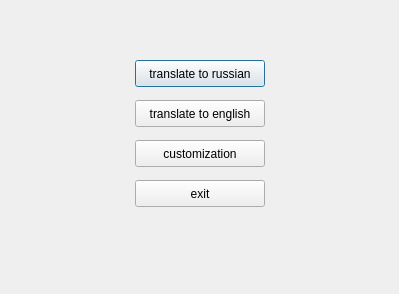
Old version of the form qt_ui/main.ui in the repository Laponina/learn_english.
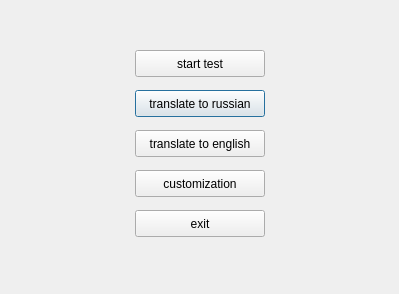
New version of the form.

What changed in the file:
```diff
--- a/qt_ui/main.ui
+++ b/qt_ui/main.ui
@@ -17,7 +17,7 @@
    <property name="geometry">
     <rect>
      <x>135</x>
-     <y>60</y>
+     <y>90</y>
      <width>130</width>
      <height>27</height>
     </rect>
@@ -30,7 +30,7 @@
    <property name="geometry">
     <rect>
      <x>135</x>
-     <y>100</y>
+     <y>130</y>
      <width>130</width>
      <height>27</height>
     </rect>
@@ -43,7 +43,7 @@
    <property name="geometry">
     <rect>
      <x>135</x>
-     <y>140</y>
+     <y>170</y>
      <width>130</width>
      <height>27</height>
     </rect>
@@ -56,7 +56,7 @@
    <property name="geometry">
     <rect>
      <x>135</x>
-     <y>180</y>
+     <y>210</y>
      <width>130</width>
      <height>27</height>
     </rect>
@@ -65,6 +65,19 @@
     <string>exit</string>
    </property>
   </widget>
+  <widget class="QPushButton" name="start_test">
+   <property name="geometry">
+    <rect>
+     <x>135</x>
+     <y>50</y>
+     <width>130</width>
+     <height>27</height>
+    </rect>
+   </property>
+   <property name="text">
+    <string>start test</string>
+   </property>
+  </widget>
  </widget>
  <resources/>
  <connections/>
```
